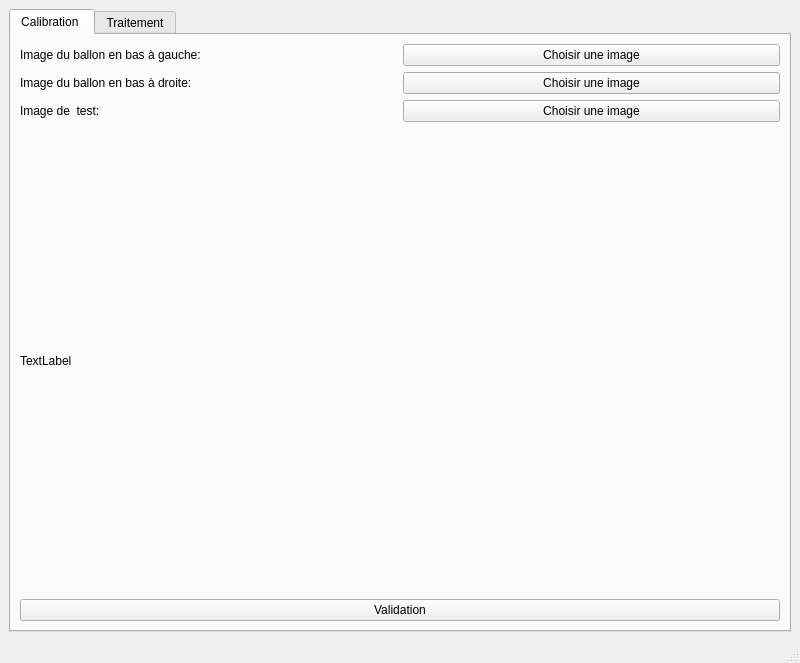
Old version of the form mainwindow.ui in the repository siul1400/QT_IET.
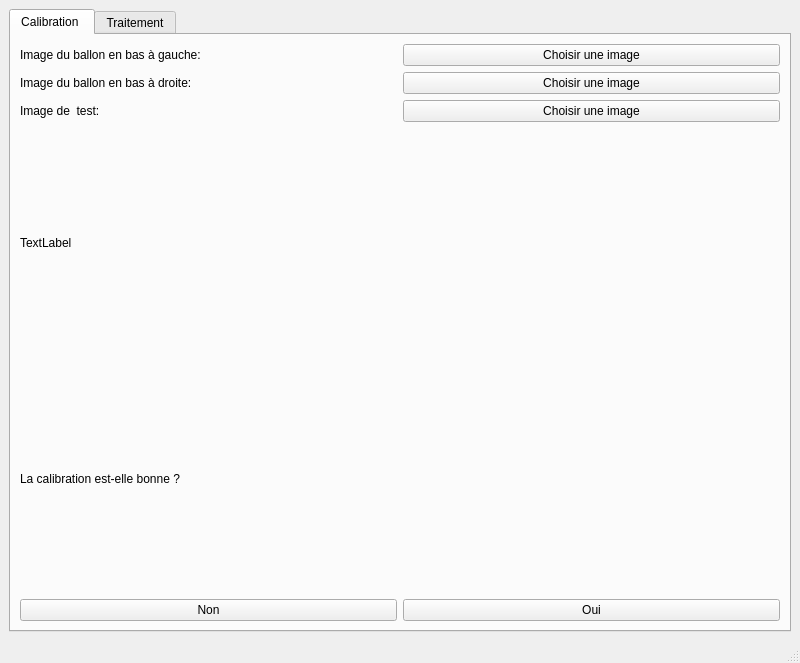
New version of the form.

Patch:
```diff
--- a/mainwindow.ui
+++ b/mainwindow.ui
@@ -46,6 +46,37 @@
         <string>Calibration </string>
        </attribute>
        <layout class="QGridLayout" name="gridLayout_2">
+        <item row="4" column="0">
+         <layout class="QHBoxLayout" name="horizontalLayout_4">
+          <item>
+           <widget class="QPushButton" name="validNoButton">
+            <property name="text">
+             <string>Non</string>
+            </property>
+           </widget>
+          </item>
+          <item>
+           <widget class="QPushButton" name="validYesButton">
+            <property name="text">
+             <string>Oui</string>
+            </property>
+           </widget>
+          </item>
+         </layout>
+        </item>
+        <item row="2" column="0">
+         <widget class="QLabel" name="imageTestLabel">
+          <property name="sizePolicy">
+           <sizepolicy hsizetype="Preferred" vsizetype="Preferred">
+            <horstretch>0</horstretch>
+            <verstretch>0</verstretch>
+           </sizepolicy>
+          </property>
+          <property name="text">
+           <string>TextLabel</string>
+          </property>
+         </widget>
+        </item>
         <item row="0" column="0">
          <layout class="QVBoxLayout" name="verticalLayout">
           <item>
@@ -108,22 +139,9 @@
          </layout>
         </item>
         <item row="3" column="0">
-         <widget class="QPushButton" name="validationButton">
+         <widget class="QLabel" name="label_4">
           <property name="text">
-           <string>Validation</string>
-          </property>
-         </widget>
-        </item>
-        <item row="2" column="0">
-         <widget class="QLabel" name="imageTestLabel">
-          <property name="sizePolicy">
-           <sizepolicy hsizetype="Preferred" vsizetype="Preferred">
-            <horstretch>0</horstretch>
-            <verstretch>0</verstretch>
-           </sizepolicy>
-          </property>
-          <property name="text">
-           <string>TextLabel</string>
+           <string>La calibration est-elle bonne ?</string>
           </property>
          </widget>
         </item>
```
